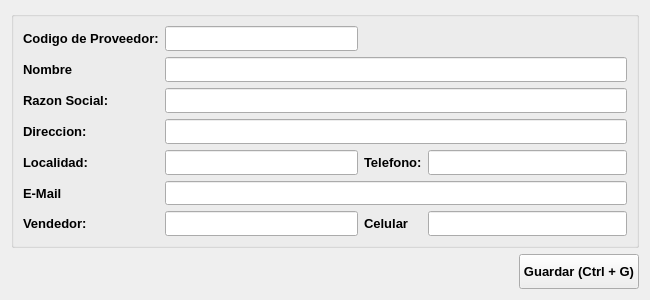
The window that ui/proveedor.ui (OesteDEV/TPV) describes before a commit, drawn with Qt 5.
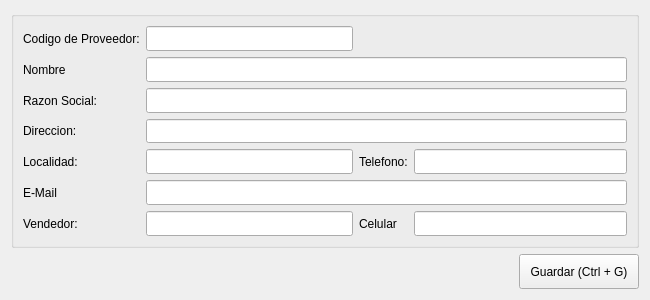
The same window after the commit. Icons and pictures are not drawn.

```diff
--- a/ui/proveedor.ui
+++ b/ui/proveedor.ui
@@ -83,8 +83,7 @@
         </property>
         <property name="font">
          <font>
-          <family>Arial</family>
-          <pointsize>12</pointsize>
+          <pointsize>10</pointsize>
           <weight>75</weight>
           <bold>true</bold>
          </font>
@@ -163,14 +162,6 @@
           </disabled>
          </palette>
         </property>
-        <property name="font">
-         <font>
-          <family>Arial</family>
-          <pointsize>10</pointsize>
-          <weight>75</weight>
-          <bold>true</bold>
-         </font>
-        </property>
         <property name="text">
          <string>Codigo de Proveedor:</string>
         </property>
@@ -248,14 +239,6 @@
           </disabled>
          </palette>
         </property>
-        <property name="font">
-         <font>
-          <family>Arial</family>
-          <pointsize>10</pointsize>
-          <weight>75</weight>
-          <bold>true</bold>
-         </font>
-        </property>
         <property name="text">
          <string>Direccion:</string>
         </property>
@@ -308,8 +291,7 @@
         </property>
         <property name="font">
          <font>
-          <family>Arial</family>
-          <pointsize>12</pointsize>
+          <pointsize>10</pointsize>
           <weight>75</weight>
           <bold>true</bold>
          </font>
@@ -366,8 +348,7 @@
         </property>
         <property name="font">
          <font>
-          <family>Arial</family>
-          <pointsize>12</pointsize>
+          <pointsize>10</pointsize>
           <weight>75</weight>
           <bold>true</bold>
          </font>
@@ -446,14 +427,6 @@
           </disabled>
          </palette>
         </property>
-        <property name="font">
-         <font>
-          <family>Arial</family>
-          <pointsize>10</pointsize>
-          <weight>75</weight>
-          <bold>true</bold>
-         </font>
-        </property>
         <property name="text">
          <string>E-Mail</string>
         </property>
@@ -531,14 +504,6 @@
           </disabled>
          </palette>
         </property>
-        <property name="font">
-         <font>
-          <family>Arial</family>
-          <pointsize>10</pointsize>
-          <weight>75</weight>
-          <bold>true</bold>
-         </font>
-        </property>
         <property name="text">
          <string>Vendedor:</string>
         </property>
@@ -591,8 +556,7 @@
         </property>
         <property name="font">
          <font>
-          <family>Arial</family>
-          <pointsize>12</pointsize>
+          <pointsize>10</pointsize>
           <weight>75</weight>
           <bold>true</bold>
          </font>
@@ -646,8 +610,7 @@
         </property>
         <property name="font">
          <font>
-          <family>Arial</family>
-          <pointsize>12</pointsize>
+          <pointsize>10</pointsize>
           <weight>75</weight>
           <bold>true</bold>
          </font>
@@ -726,14 +689,6 @@
           </disabled>
          </palette>
         </property>
-        <property name="font">
-         <font>
-          <family>Arial</family>
-          <pointsize>10</pointsize>
-          <weight>75</weight>
-          <bold>true</bold>
-         </font>
-        </property>
         <property name="text">
          <string>Localidad:</string>
         </property>
@@ -811,14 +766,6 @@
           </disabled>
          </palette>
         </property>
-        <property name="font">
-         <font>
-          <family>Arial</family>
-          <pointsize>10</pointsize>
-          <weight>75</weight>
-          <bold>true</bold>
-         </font>
-        </property>
         <property name="text">
          <string>Nombre</string>
         </property>
@@ -896,14 +843,6 @@
           </disabled>
          </palette>
         </property>
-        <property name="font">
-         <font>
-          <family>Arial</family>
-          <pointsize>10</pointsize>
-          <weight>75</weight>
-          <bold>true</bold>
-         </font>
-        </property>
         <property name="text">
          <string>Telefono:</string>
         </property>
@@ -981,14 +920,6 @@
           </disabled>
          </palette>
         </property>
-        <property name="font">
-         <font>
-          <family>Arial</family>
-          <pointsize>10</pointsize>
-          <weight>75</weight>
-          <bold>true</bold>
-         </font>
-        </property>
         <property name="text">
          <string>Celular</string>
         </property>
@@ -1041,8 +972,7 @@
         </property>
         <property name="font">
          <font>
-          <family>Arial</family>
-          <pointsize>12</pointsize>
+          <pointsize>10</pointsize>
           <weight>75</weight>
           <bold>true</bold>
          </font>
@@ -1096,8 +1026,7 @@
         </property>
         <property name="font">
          <font>
-          <family>Arial</family>
-          <pointsize>12</pointsize>
+          <pointsize>10</pointsize>
           <weight>75</weight>
           <bold>true</bold>
          </font>
@@ -1176,14 +1105,6 @@
           </disabled>
          </palette>
         </property>
-        <property name="font">
-         <font>
-          <family>Arial</family>
-          <pointsize>10</pointsize>
-          <weight>75</weight>
-          <bold>true</bold>
-         </font>
-        </property>
         <property name="text">
          <string>Razon Social:</string>
         </property>
@@ -1236,8 +1157,7 @@
         </property>
         <property name="font">
          <font>
-          <family>Arial</family>
-          <pointsize>12</pointsize>
+          <pointsize>10</pointsize>
           <weight>75</weight>
           <bold>true</bold>
          </font>
@@ -1291,8 +1211,7 @@
         </property>
         <property name="font">
          <font>
-          <family>Arial</family>
-          <pointsize>12</pointsize>
+          <pointsize>10</pointsize>
           <weight>75</weight>
           <bold>true</bold>
          </font>
@@ -1329,14 +1248,6 @@
        <height>35</height>
       </size>
      </property>
-     <property name="font">
-      <font>
-       <family>Arial</family>
-       <pointsize>10</pointsize>
-       <weight>75</weight>
-       <bold>true</bold>
-      </font>
-     </property>
      <property name="text">
       <string>Guardar (Ctrl + G)</string>
      </property>
```
